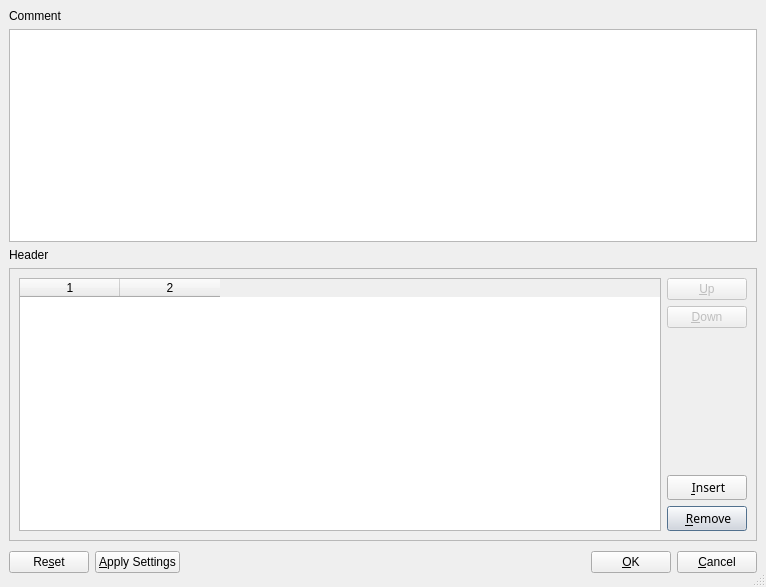
Qt form pootling/ui/Header.ui (cc-archive/pootle) before a commit.
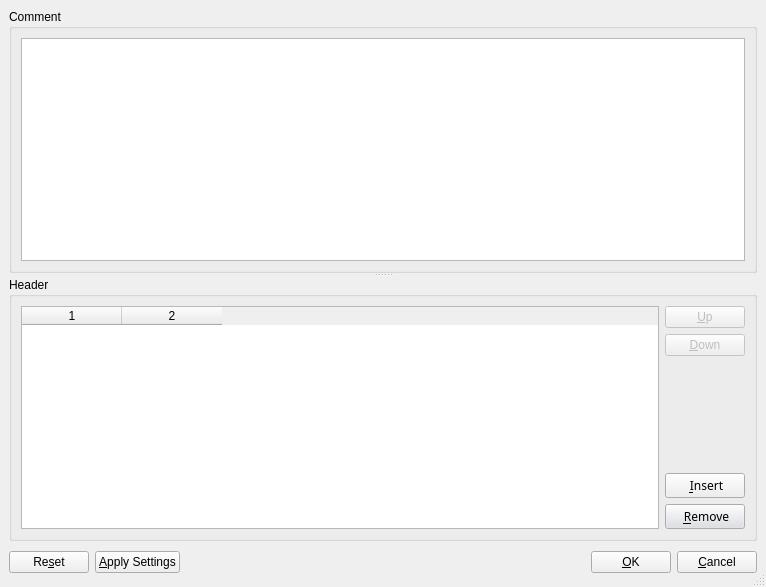
The same form after that commit. Icons and pictures are not drawn.

```diff
--- a/pootling/ui/Header.ui
+++ b/pootling/ui/Header.ui
@@ -33,21 +33,53 @@
    <property name="spacing" >
     <number>6</number>
    </property>
-   <item row="3" column="0" >
-    <widget class="QFrame" name="frame" >
+   <item rowspan="2" row="0" column="0" colspan="2" >
+    <widget class="QSplitter" name="splitter1" >
+     <property name="orientation" >
+      <enum>Qt::Vertical</enum>
+     </property>
+     <widget class="QSplitter" name="splitter" >
+      <property name="orientation" >
+       <enum>Qt::Vertical</enum>
+      </property>
+      <widget class="QGroupBox" name="groupBox1" >
+       <property name="title" >
+        <string>Comment</string>
+       </property>
+       <layout class="QGridLayout" >
+        <property name="margin" >
+         <number>9</number>
+        </property>
+        <property name="spacing" >
+         <number>6</number>
+        </property>
+        <item row="0" column="0" >
+         <widget class="QTextEdit" name="txtOtherComments" >
      <property name="sizePolicy" >
       <sizepolicy>
        <hsizetype>7</hsizetype>
-       <vsizetype>5</vsizetype>
+            <vsizetype>7</vsizetype>
        <horstretch>0</horstretch>
        <verstretch>0</verstretch>
       </sizepolicy>
      </property>
-     <property name="frameShape" >
-      <enum>QFrame::StyledPanel</enum>
-     </property>
-     <property name="frameShadow" >
-      <enum>QFrame::Raised</enum>
+          <property name="minimumSize" >
+           <size>
+            <width>16</width>
+            <height>16</height>
+           </size>
+          </property>
+          <property name="tabChangesFocus" >
+           <bool>true</bool>
+          </property>
+         </widget>
+        </item>
+       </layout>
+      </widget>
+     </widget>
+     <widget class="QGroupBox" name="groupBox" >
+      <property name="title" >
+       <string>Header</string>
      </property>
      <layout class="QGridLayout" >
       <property name="margin" >
@@ -109,6 +141,89 @@
         <column/>
        </widget>
       </item>
+       <item row="1" column="1" >
+        <widget class="QPushButton" name="btnDown" >
+         <property name="enabled" >
+          <bool>false</bool>
+         </property>
+         <property name="sizePolicy" >
+          <sizepolicy>
+           <hsizetype>1</hsizetype>
+           <vsizetype>1</vsizetype>
+           <horstretch>0</horstretch>
+           <verstretch>0</verstretch>
+          </sizepolicy>
+         </property>
+         <property name="toolTip" >
+          <string>Move down</string>
+         </property>
+         <property name="text" >
+          <string>&amp;Down</string>
+         </property>
+         <property name="icon" >
+          <iconset>../images/down.png</iconset>
+         </property>
+        </widget>
+       </item>
+       <item row="0" column="1" >
+        <widget class="QPushButton" name="btnUp" >
+         <property name="enabled" >
+          <bool>false</bool>
+         </property>
+         <property name="sizePolicy" >
+          <sizepolicy>
+           <hsizetype>1</hsizetype>
+           <vsizetype>1</vsizetype>
+           <horstretch>0</horstretch>
+           <verstretch>0</verstretch>
+          </sizepolicy>
+         </property>
+         <property name="toolTip" >
+          <string>Move up</string>
+         </property>
+         <property name="statusTip" >
+          <string/>
+         </property>
+         <property name="text" >
+          <string>&amp;Up</string>
+         </property>
+         <property name="icon" >
+          <iconset>../images/up.png</iconset>
+         </property>
+        </widget>
+       </item>
+       <item row="3" column="1" >
+        <widget class="QPushButton" name="btnInsertRow" >
+         <property name="sizePolicy" >
+          <sizepolicy>
+           <hsizetype>1</hsizetype>
+           <vsizetype>1</vsizetype>
+           <horstretch>0</horstretch>
+           <verstretch>0</verstretch>
+          </sizepolicy>
+         </property>
+         <property name="font" >
+          <font>
+           <family>Sans Serif</family>
+           <pointsize>9</pointsize>
+           <weight>50</weight>
+           <italic>false</italic>
+           <bold>false</bold>
+           <underline>false</underline>
+           <strikeout>false</strikeout>
+          </font>
+         </property>
+         <property name="toolTip" >
+          <string>Insert row</string>
+         </property>
+         <property name="text" >
+          <string> &amp;Insert</string>
+         </property>
+         <property name="icon" >
+          <iconset>../images/add.png</iconset>
+         </property>
+        </widget>
+       </item>
       <item row="4" column="1" >
        <widget class="QPushButton" name="btnDeleteRow" >
         <property name="sizePolicy" >
@@ -613,89 +728,6 @@
         </property>
        </widget>
       </item>
-      <item row="3" column="1" >
-       <widget class="QPushButton" name="btnInsertRow" >
-        <property name="sizePolicy" >
-         <sizepolicy>
-          <hsizetype>1</hsizetype>
-          <vsizetype>1</vsizetype>
-          <horstretch>0</horstretch>
-          <verstretch>0</verstretch>
-         </sizepolicy>
-        </property>
-        <property name="font" >
-         <font>
-          <family>Sans Serif</family>
-          <pointsize>9</pointsize>
-          <weight>50</weight>
-          <italic>false</italic>
-          <bold>false</bold>
-          <underline>false</underline>
-          <strikeout>false</strikeout>
-         </font>
-        </property>
-        <property name="toolTip" >
-         <string>Insert row</string>
-        </property>
-        <property name="text" >
-         <string> &amp;Insert</string>
-        </property>
-        <property name="icon" >
-         <iconset>../images/add.png</iconset>
-        </property>
-       </widget>
-      </item>
-      <item row="0" column="1" >
-       <widget class="QPushButton" name="btnUp" >
-        <property name="enabled" >
-         <bool>false</bool>
-        </property>
-        <property name="sizePolicy" >
-         <sizepolicy>
-          <hsizetype>1</hsizetype>
-          <vsizetype>1</vsizetype>
-          <horstretch>0</horstretch>
-          <verstretch>0</verstretch>
-         </sizepolicy>
-        </property>
-        <property name="toolTip" >
-         <string>Move up</string>
-        </property>
-        <property name="statusTip" >
-         <string/>
-        </property>
-        <property name="text" >
-         <string>&amp;Up</string>
-        </property>
-        <property name="icon" >
-         <iconset>../images/up.png</iconset>
-        </property>
-       </widget>
-      </item>
-      <item row="1" column="1" >
-       <widget class="QPushButton" name="btnDown" >
-        <property name="enabled" >
-         <bool>false</bool>
-        </property>
-        <property name="sizePolicy" >
-         <sizepolicy>
-          <hsizetype>1</hsizetype>
-          <vsizetype>1</vsizetype>
-          <horstretch>0</horstretch>
-          <verstretch>0</verstretch>
-         </sizepolicy>
-        </property>
-        <property name="toolTip" >
-         <string>Move down</string>
-        </property>
-        <property name="text" >
-         <string>&amp;Down</string>
-        </property>
-        <property name="icon" >
-         <iconset>../images/down.png</iconset>
-        </property>
-       </widget>
-      </item>
       <item row="2" column="1" >
        <spacer>
         <property name="orientation" >
@@ -703,23 +735,17 @@
         </property>
         <property name="sizeHint" >
          <size>
-          <width>20</width>
-          <height>141</height>
+           <width>79</width>
+           <height>51</height>
          </size>
         </property>
        </spacer>
       </item>
      </layout>
     </widget>
-   </item>
-   <item row="0" column="0" >
-    <widget class="QLabel" name="label" >
-     <property name="text" >
-      <string>Comment</string>
-     </property>
     </widget>
    </item>
-   <item row="4" column="0" >
+   <item row="2" column="0" colspan="2" >
     <layout class="QHBoxLayout" >
      <property name="margin" >
       <number>0</number>
@@ -773,28 +799,6 @@
      </item>
     </layout>
    </item>
-   <item row="2" column="0" >
-    <widget class="QLabel" name="label_2" >
-     <property name="text" >
-      <string>Header</string>
-     </property>
-    </widget>
-   </item>
-   <item row="1" column="0" >
-    <widget class="QTextEdit" name="txtOtherComments" >
-     <property name="sizePolicy" >
-      <sizepolicy>
-       <hsizetype>7</hsizetype>
-       <vsizetype>3</vsizetype>
-       <horstretch>0</horstretch>
-       <verstretch>0</verstretch>
-      </sizepolicy>
-     </property>
-     <property name="tabChangesFocus" >
-      <bool>true</bool>
-     </property>
-    </widget>
-   </item>
   </layout>
  </widget>
  <tabstops>
```
Lines whose indentation alone changed are shown as unchanged.
